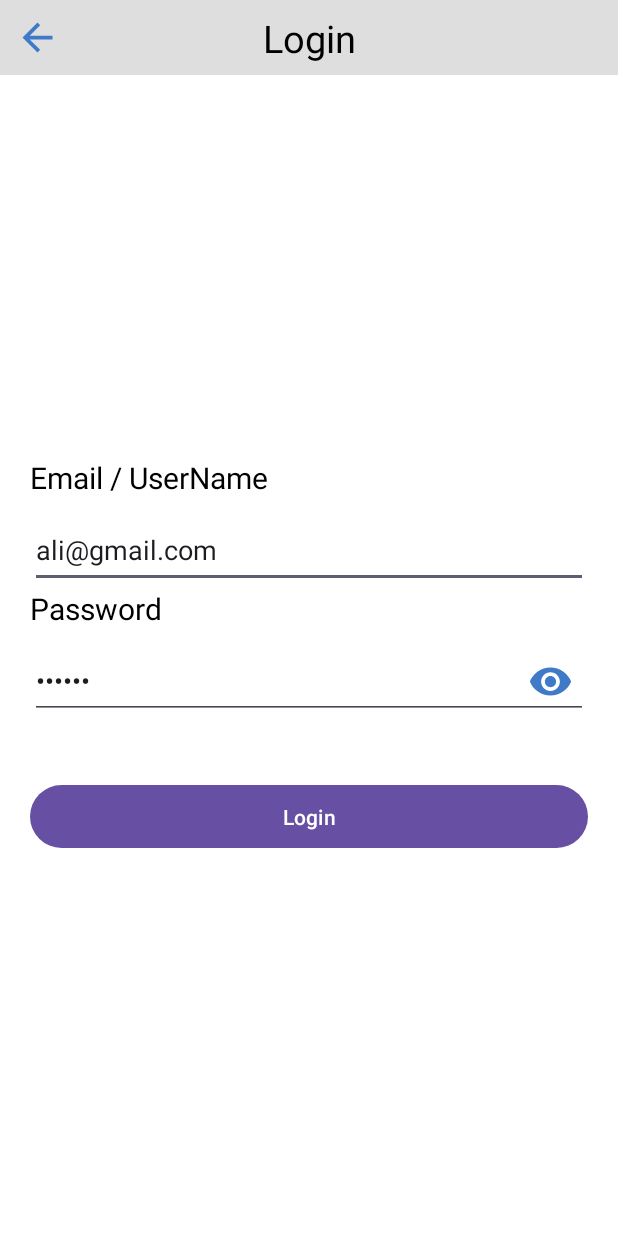
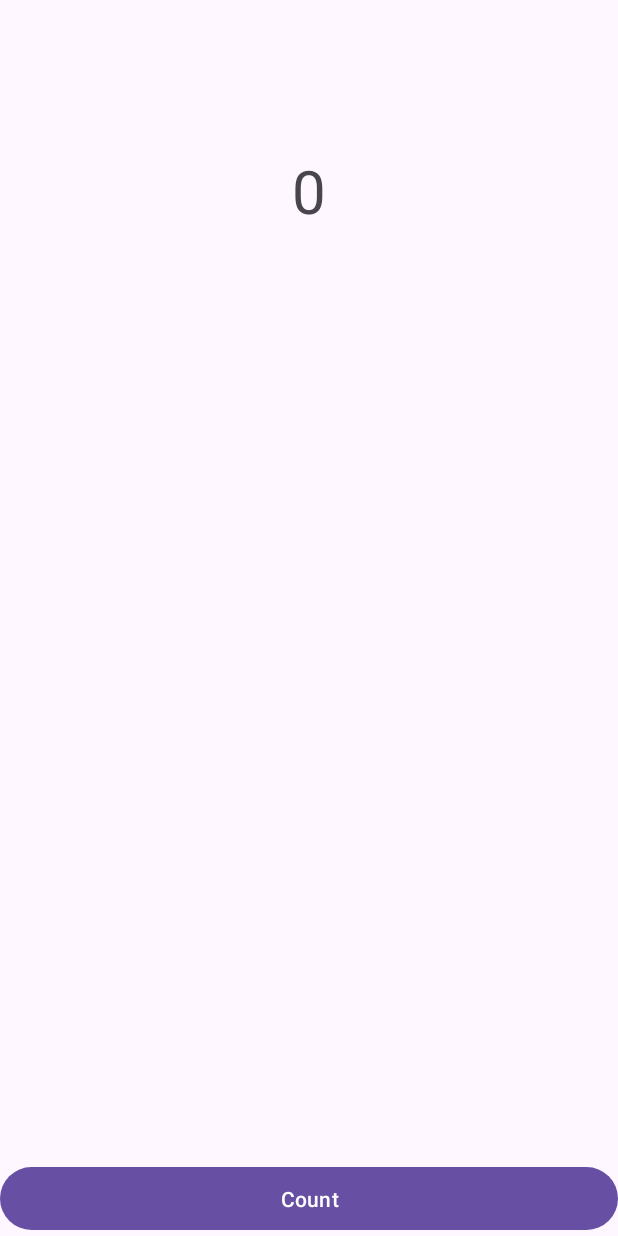
Before and after one commit to AliUsman3233/FA22_BSE_B, an Android app: the screen it shows after launch (LoginActivity before the commit, CountActivityRevised after it), on a phone screen of 412 x 824 dp. Run offline under Robolectric (Android 15) with nearby library versions, the phone set to English and light mode, and no system bars.

Commit message:
Count screen revision

```diff
--- /dev/null
+++ b/app/src/main/java/com/example/fa22_bse_b/CountActivityRevised.kt
@@ -0,0 +1,22 @@
+package com.example.fa22_bse_b
+
+import android.os.Bundle
+import android.widget.Button
+import android.widget.TextView
+import androidx.appcompat.app.AppCompatActivity
+import com.example.fa22_bse_b.state_managment.SystemState
+
+class CountActivityRevised : AppCompatActivity() {
+
+    override fun onCreate(savedInstanceState: Bundle?) {
+        super.onCreate(savedInstanceState)
+        setContentView(R.layout.activity_count_revised)
+
+        val countBtnRef: Button = findViewById(R.id.count_btn)
+        val countTvRef: TextView = findViewById(R.id.count_tv)
+        countBtnRef.setOnClickListener {
+            SystemState.countState++
+            countTvRef.setText(SystemState.countState.toString())
+        }
+    }
+}
--- a/app/src/main/java/com/example/fa22_bse_b/basics/lists/main/main.kt
+++ b/app/src/main/java/com/example/fa22_bse_b/basics/lists/main/main.kt
@@ -23,6 +23,9 @@ fun main() {
         Movie(title = "Pushpa", releaseDate = "789", price = 200)
     )
     movieList.add(Movie("abc","122",-20))
+
+
+
 
 //    var index: Int = 0
 //
--- a/app/src/main/java/com/example/fa22_bse_b/login/ui/LoginActivity.kt
+++ b/app/src/main/java/com/example/fa22_bse_b/login/ui/LoginActivity.kt
@@ -13,6 +13,7 @@ import androidx.core.view.ViewCompat
 import androidx.core.view.WindowInsetsCompat
 import com.example.fa22_bse_b.R
 import com.example.fa22_bse_b.login.model.LoginModel
+import com.example.fa22_bse_b.state_managment.SystemState
 import com.example.fa22_bse_b.tiktak.tiktakActivity
 
 class LoginActivity : AppCompatActivity() {
@@ -40,6 +41,7 @@ class LoginActivity : AppCompatActivity() {
             val enteredPasswordValue: String = password_et_ref.getText().toString()
             if(enteredEmailValue == actualEmail && enteredPasswordValue == actualPassword) {
                 Toast.makeText(this,"Valid Credentials, Login Successful", Toast.LENGTH_SHORT).show()
+                SystemState.loginState = true
                 val tiktalIntent = Intent(this, tiktakActivity::class.java).putExtra("email", actualEmail).putExtra("password", actualPassword)
                 startActivity(tiktalIntent)
                 finish()
--- /dev/null
+++ b/app/src/main/res/layout/activity_count_revised.xml
@@ -0,0 +1,34 @@
+<?xml version="1.0" encoding="utf-8"?>
+<androidx.constraintlayout.widget.ConstraintLayout xmlns:android="http://schemas.android.com/apk/res/android"
+    xmlns:app="http://schemas.android.com/apk/res-auto"
+    xmlns:tools="http://schemas.android.com/tools"
+    android:id="@+id/main"
+    android:layout_width="match_parent"
+    android:layout_height="match_parent"
+    tools:context=".CountActivityRevised">
+
+
+    <TextView
+        android:id="@+id/count_tv"
+        android:layout_width="wrap_content"
+        android:layout_height="wrap_content"
+        android:text="0"
+        android:textSize="40dp"
+        app:layout_constraintStart_toStartOf="parent"
+        app:layout_constraintEnd_toEndOf="parent"
+        app:layout_constraintTop_toTopOf="parent"
+        android:layout_marginTop="100dp"
+        />
+
+    <Button
+        android:id="@+id/count_btn"
+        android:layout_width="match_parent"
+        android:layout_height="50dp"
+        android:text="Count"
+        app:layout_constraintBottom_toBottomOf="parent"
+        />
+
+
+
+
+</androidx.constraintlayout.widget.ConstraintLayout>
```
Also changed, not shown: app/src/main/AndroidManifest.xml (+10 -9 lines), app/src/main/java/com/example/fa22_bse_b/state_managment/SystemState.kt (added, +11 -0 lines), app/src/main/java/com/example/fa22_bse_b/tiktak/tiktakActivity.kt (+10 -0 lines).
